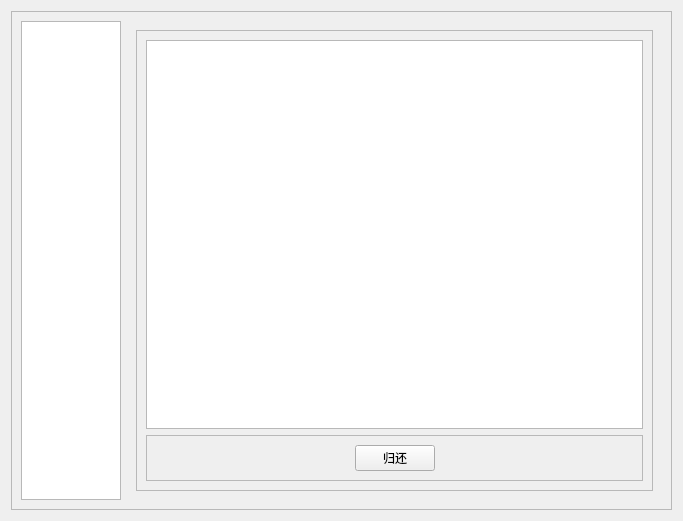
First picture: the form in view/bookingService/rent.ui, repository JunWang666/LabNexus, before the edit.
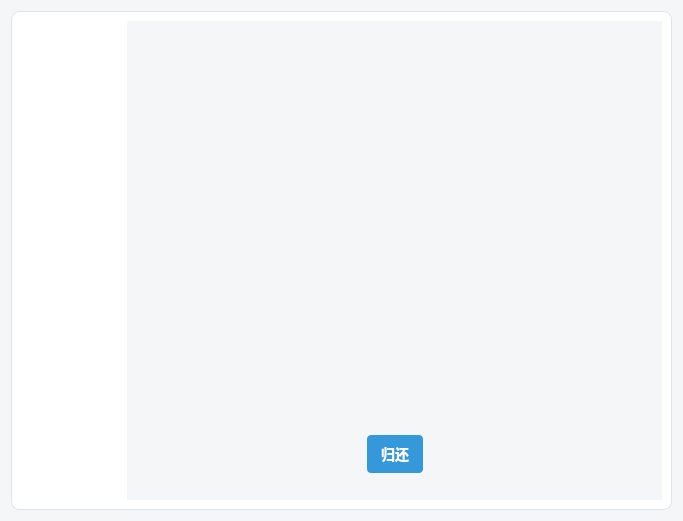
Second picture: the form after the edit. The open tabs and pages were chosen to show the change. Icons and pictures are not drawn.

Commit message: 同一ui样式与窗口标题

```diff
--- a/view/bookingService/rent.ui
+++ b/view/bookingService/rent.ui
@@ -13,6 +13,159 @@
   <property name="windowTitle">
    <string>Rent</string>
   </property>
+  <property name="styleSheet">
+   <string notr="true">QWidget, QDialog {
+    background-color: #f4f6f8; /* 浅灰色背景，比纯白更柔和 */
+    font-family: &quot;Microsoft YaHei UI&quot;, &quot;Segoe UI&quot;, &quot;Sans-serif&quot;;
+    color: #34495e; /* 深灰蓝文字颜色 */
+}
+
+/*
+ * 框架样式
+*/
+QFrame {
+    background-color: #ffffff; /* 卡片和主要区域使用白色背景 */
+    border-radius: 8px; /* 圆角 */
+    border: 1px solid #dfe4ea; /* 浅灰色边框 */
+}
+
+/* 清除嵌套QFrame的背景和边框，避免不必要的“盒子” */
+QFrame QFrame {
+    background-color: transparent;
+    border: none;
+}
+
+/*
+ * 按钮样式
+*/
+QPushButton {
+    border-radius: 4px;
+    padding: 8px 14px;
+    font-size: 14px;
+    font-weight: bold;
+    outline: none;
+}
+
+QPushButton:hover {
+    opacity: 0.9;
+}
+
+/* 主要按钮 (确定, 发送, 催一催等) */
+QPushButton#btnSend, QPushButton#btnSet, QPushButton#btnRush, QPushButton#btnReturn {
+    background-color: #3498db; /* 主题蓝 */
+    color: white;
+    border: none;
+}
+QPushButton#btnSend:pressed, QPushButton#btnSet:pressed, QPushButton#btnRush:pressed, QPushButton#btnReturn:pressed {
+    background-color: #2980b9; /* 按下时加深 */
+}
+
+/* 次要按钮 (取消, 关闭) */
+QPushButton#btnCancel, QPushButton#btnClose, QPushButton#btnCheck {
+    background-color: #ffffff;
+    color: #3498db;
+    border: 1px solid #3498db;
+}
+QPushButton#btnCancel:hover, QPushButton#btnClose:hover, QPushButton#btnCheck:hover {
+    background-color: #f0f8ff; /* 悬停时淡蓝色背景 */
+}
+QPushButton#btnCancel:pressed, QPushButton#btnClose:pressed, QPushButton#btnCheck:pressed {
+    background-color: #e0f0ff; /* 按下时加深 */
+}
+
+
+/*
+ * 输入控件
+*/
+QLineEdit, QComboBox, QDateTimeEdit {
+    background-color: #ffffff;
+    border: 1px solid #bdc3c7;
+    border-radius: 4px;
+    padding: 6px;
+    color: #34495e;
+}
+
+QLineEdit:focus, QComboBox:focus, QDateTimeEdit:focus {
+    border: 1px solid #3498db; /* 聚焦时边框变蓝 */
+}
+
+QLineEdit[readOnly=&quot;true&quot;] {
+    background-color: #ecf0f1; /*只读输入框使用不同背景色*/
+    color: #7f8c8d;
+    border: 1px solid #bdc3c7;
+}
+
+/*
+ * ComboBox下拉箭头样式
+*/
+QComboBox::drop-down {
+    border: none;
+    width: 20px;
+}
+QComboBox::down-arrow {
+    image: url(:/icons/down_arrow.png); /* 建议使用资源文件中的图标 */
+}
+
+/*
+ * 表格视图
+*/
+QTableView {
+    background-color: #ffffff;
+    border: 1px solid #dfe4ea;
+    border-radius: 8px;
+    gridline-color: #e5e7e9; /* 网格线颜色 */
+}
+
+QTableView::item {
+    padding: 5px;
+}
+
+QHeaderView::section {
+    background-color: #eaf2f8;
+    color: #34495e;
+    padding: 6px;
+    border: none;
+    border-bottom: 1px solid #dfe4ea;
+    font-weight: bold;
+}
+
+/*
+ * 列表视图
+*/
+QListWidget {
+    background-color: #ffffff;
+    border: 1px solid #dfe4ea;
+    border-radius: 8px;
+}
+QListWidget::item {
+    padding: 10px;
+    border-bottom: 1px solid #f0f0f0;
+}
+QListWidget::item:hover {
+    background-color: #f8f9fa;
+}
+QListWidget::item:selected {
+    background-color: #3498db;
+    color: white;
+    border-bottom-color: #3498db;
+}
+
+/*
+ * 组合框 (GroupBox)
+*/
+QGroupBox {
+    border: 1px solid #dfe4ea;
+    border-radius: 8px;
+    margin-top: 10px;
+}
+QGroupBox::title {
+    subcontrol-origin: margin;
+    subcontrol-position: top center;
+    padding: 0 10px;
+    background-color: #f4f6f8; /* 与主背景色一致，制造标题“刻”在边框上的效果 */
+    font-weight: bold;
+}</string>
+  </property>
   <layout class="QVBoxLayout" name="verticalLayout">
    <item>
     <widget class="QFrame" name="frame">
@@ -166,6 +319,12 @@
          </layout>
         </widget>
         <widget class="QWidget" name="returnPage">
+         <property name="minimumSize">
+          <size>
+           <width>100</width>
+           <height>0</height>
+          </size>
+         </property>
          <layout class="QVBoxLayout" name="verticalLayout_7">
           <item>
            <widget class="QFrame" name="frame_6">
```
Left out of the diff: 2 changed lines with no effect on the pictures. The commit also changes 11 other files.
